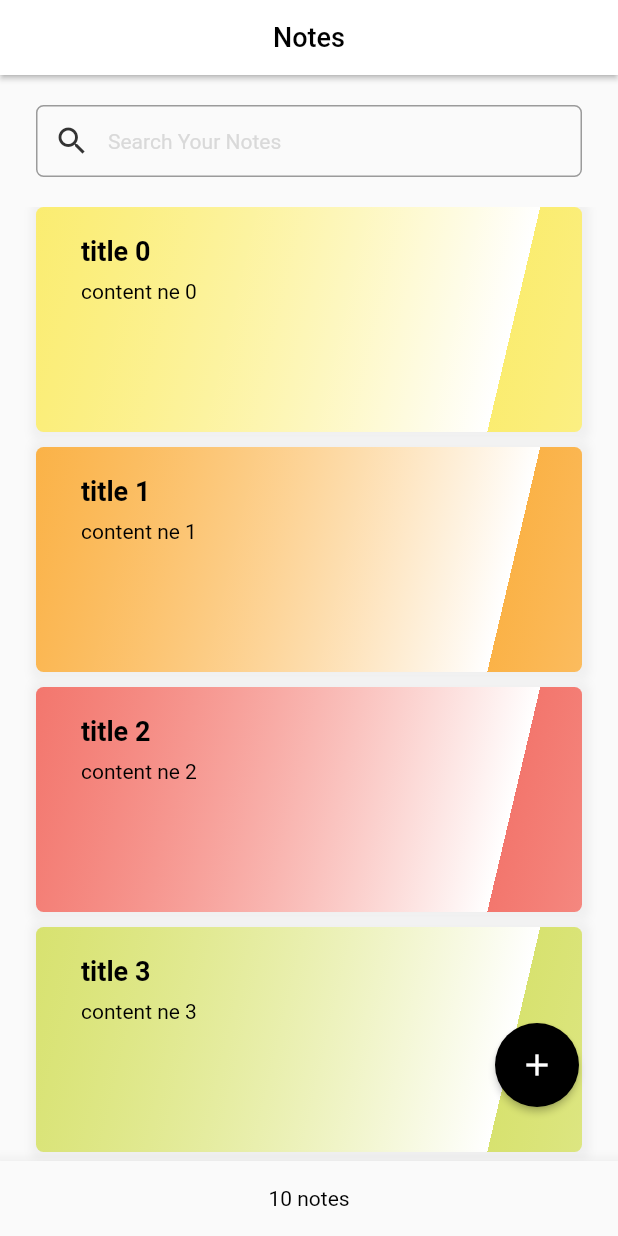
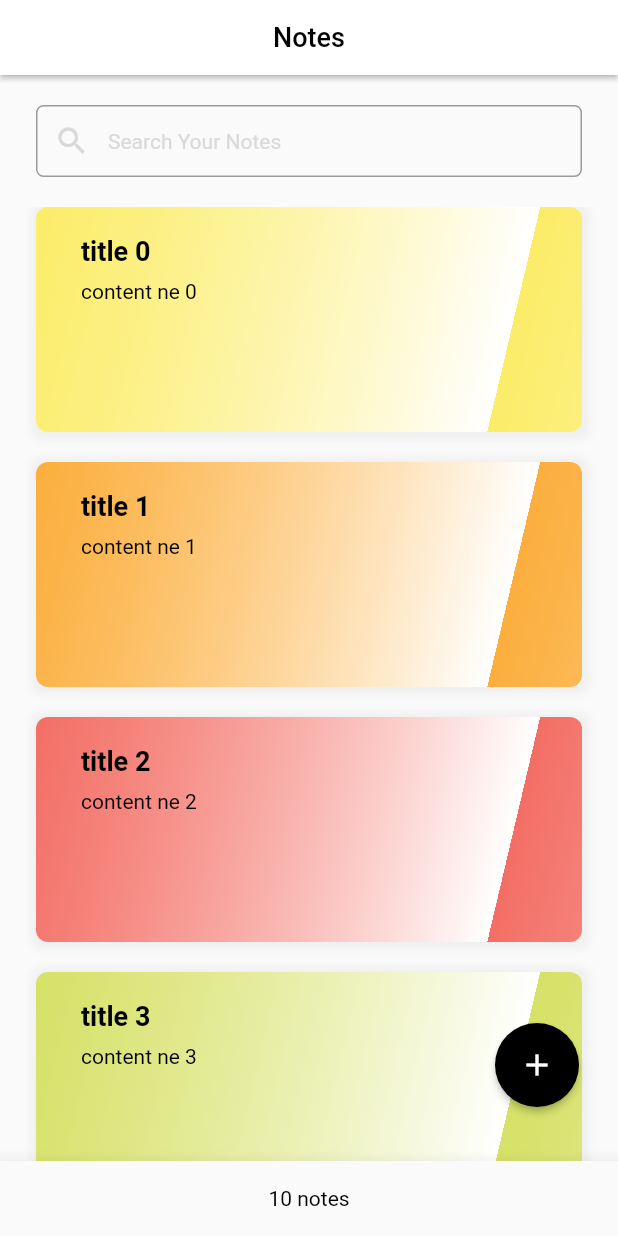
Before and after one commit to ntxmai5220/flutter-todo-app, a Flutter app: the screen it shows after launch, on a phone screen of 412 x 824 dp. Run offline on Flutter 3.47's test engine with Material 2 defaults, Android fonts, the phone set to English and light mode, and no system bars.

```diff
--- a/lib/main.dart
+++ b/lib/main.dart
@@ -1,8 +1,10 @@
 import 'package:flutter/material.dart';
-import 'package:flutter_todo_app/pages/edit_note_page.dart';
 import 'package:flutter_todo_app/pages/home_page.dart';
 
+import 'data/node_data.dart';
+
 void main() {
+  Data.genData();
   runApp(MyApp());
 }
 
--- a/lib/pages/home_page.dart
+++ b/lib/pages/home_page.dart
@@ -32,15 +32,26 @@ class _HomePageState extends State<HomePage> {
   @override
   Widget build(BuildContext context) {
     return Scaffold(
-      appBar: buildAppBar(),
-      floatingActionButton: buildFAB(newNote),
-      bottomNavigationBar: buildBottom(),
-      body: buildBody(),
-    );
-  }
-
-  buildBottom() {
-    return Material(
+      appBar: AppBar(
+        elevation: 1.5,
+        toolbarHeight: 50,
+        backgroundColor: Colors.white,
+        title: Text('Notes', style: AppStyles.title),
+        centerTitle: true,
+      ),
+      floatingActionButton: Container(
+        margin: EdgeInsets.only(bottom: 20, right: 10),
+        child: FloatingActionButton(
+          backgroundColor: Colors.black,
+          elevation: 2,
+          child: Icon(
+            Icons.add,
+            color: Colors.white,
+          ),
+          onPressed: newNote,
+        ),
+      ),
+      bottomNavigationBar: Material(
         elevation: 10,
         child: Container(
           alignment: Alignment.center,
@@ -51,47 +62,22 @@ class _HomePageState extends State<HomePage> {
             style: AppStyles.normal,
           ),
         ),
-    );
-  }
-
-  buildFAB(VoidCallback action) {
-    return Container(
-      margin: EdgeInsets.only(bottom: 20, right: 10),
-      child: FloatingActionButton(
-        backgroundColor: Colors.black,
-        elevation: 2,
-        child: Icon(
-          Icons.add,
-          color: Colors.white,
       ),
-        onPressed: action,
-      ),
-    );
-  }
-
-  buildAppBar() {
-    return AppBar(
-      elevation: 1.5,
-      toolbarHeight: 50,
-      backgroundColor: Colors.white,
-      title: Text(
-        'Notes',
-        style: AppStyles.title,
-      ),
-      centerTitle: true,
-    );
-  }
-
-  buildBody() {
-    return Container(
+      body: Container(
         //padding: EdgeInsets.only(bottom: 50),
         width: double.maxFinite,
         child: Column(
           children: [
             buildSearch(),
-          buildListNote(),
+            Expanded(
+              child: ListView.builder(
+                  itemCount: list.length,
+                  itemBuilder: (context, index) => //_tile(index),
+                      noteItem(index)),
+            ),
             //ListView.builder(itemBuilder: )
           ],
+        ),
       ),
     );
   }
@@ -105,11 +91,10 @@ class _HomePageState extends State<HomePage> {
         decoration: InputDecoration(
           contentPadding: EdgeInsets.symmetric(vertical: 0),
           hintText: 'Search Your Notes',
-          hintStyle: AppStyles.normal
-              .copyWith(color: Color.fromRGBO(217, 217, 217, 1)),
+          hintStyle: AppStyles.normal.copyWith(color: AppColors.primary),
           prefixIcon: Icon(
             Icons.search,
-            color: Color.fromRGBO(51, 51, 51, 1),
+            color: AppColors.primary,
           ),
           border: OutlineInputBorder(
               borderRadius: BorderRadius.all(Radius.circular(5)),
@@ -120,28 +105,19 @@ class _HomePageState extends State<HomePage> {
     );
   }
 
-  buildListNote() {
-    return Expanded(
-      child: ListView.builder(
-          itemCount: list.length,
-          itemBuilder: (context, index) => //_tile(index),
-              noteItem(index)),
-    );
-  }
-
   noteItem(int index) {
     Note note = list[index];
 
     return Container(
-      margin: EdgeInsets.fromLTRB(24, 0, 24, 10),
+      margin: EdgeInsets.fromLTRB(24, 0, 24, 20),
       height: 150,
       decoration: BoxDecoration(
         //color: AppColors.custom[index % 7],
         gradient: gradientBG(index),
-        borderRadius: BorderRadius.all(Radius.circular(5)),
+        borderRadius: BorderRadius.all(Radius.circular(8)),
         boxShadow: [
           BoxShadow(
-            color: Color.fromRGBO(183, 183, 183, 0.15),
+            color: AppColors.shadow,
             spreadRadius: 4,
             blurRadius: 4,
             offset: Offset(1, 1), // changes position of shadow
@@ -153,7 +129,7 @@ class _HomePageState extends State<HomePage> {
         onTap: () {
           editNote(index);
         },
-        borderRadius: BorderRadius.all(Radius.circular(5)),
+        borderRadius: BorderRadius.all(Radius.circular(8)),
         child: Container(
           padding: EdgeInsets.symmetric(horizontal: 30, vertical: 19),
           child: Column(
@@ -185,7 +161,7 @@ class _HomePageState extends State<HomePage> {
       begin: Alignment.topLeft,
       end: Alignment(0.75, 0), // 10% of the width, so there are ten blinds.
       colors: <Color>[
-        AppColors.custom[index % 7].withOpacity(0.7),
+        AppColors.custom[index % 7].withOpacity(0.75),
         Colors.white
       ], // red to yellow
       tileMode: TileMode.repeated, // repeats the gradient over the canvas
--- a/lib/values/app_colors.dart
+++ b/lib/values/app_colors.dart
@@ -10,4 +10,7 @@ class AppColors {
     Colors.blue,
     Colors.purple,
   ];
+
+  static const shadow = Color.fromRGBO(183, 183, 183, 0.15);
+  static const primary=  Color.fromRGBO(217, 217, 217, 1);
 }
--- a/pubspec.yaml
+++ b/pubspec.yaml
@@ -28,6 +28,7 @@ dependencies:
   # The following adds the Cupertino Icons font to your application.
   # Use with the CupertinoIcons class for iOS style icons.
   cupertino_icons: ^1.0.2
+  get: ^4.6.1
 
 dev_dependencies:
   flutter_test:
```
Also changed, not shown: lib/data/node_data.dart (added, +12 -0 lines), lib/pages/edit_note_page.dart (+43 -15 lines), pubspec.lock, 1 other file. Lines whose indentation alone changed are shown as unchanged.
